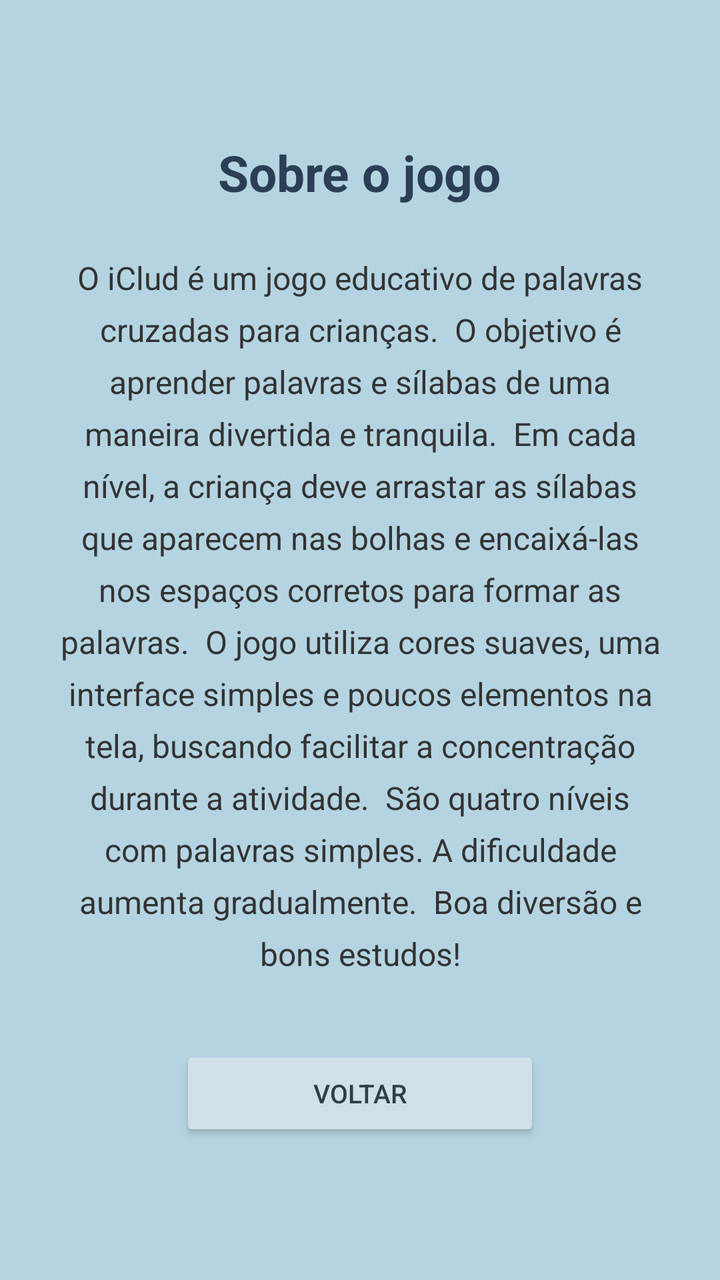
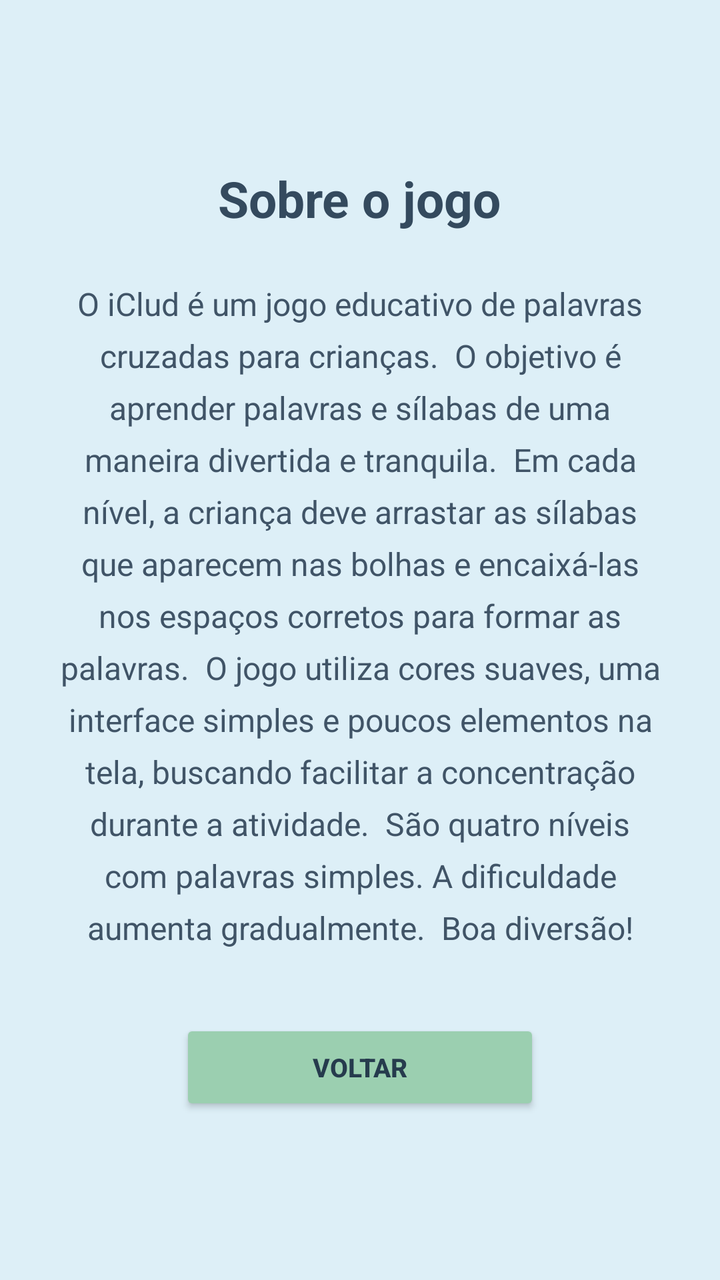

The first picture is an Android layout as it rendered before a commit; the second is the same layout after the commit. The layout source and the unified diff follow.
<!-- AndroidManifest.xml: application theme Theme.AppCompat.Light.NoActionBar -->
<!-- res/layout/tela_sobre.xml -->
<?xml version="1.0" encoding="utf-8"?>
<LinearLayout
    xmlns:android="http://schemas.android.com/apk/res/android"
    android:layout_width="match_parent"
    android:layout_height="match_parent"
    android:background="#B5D4E2"
    android:gravity="center"
    android:orientation="vertical"
    android:padding="30dp">

    <TextView
        android:layout_width="wrap_content"
        android:layout_height="wrap_content"
        android:layout_marginBottom="25dp"
        android:text="Sobre o jogo"
        android:textColor="#2A3F55"
        android:textSize="25sp"
        android:textStyle="bold" />

    <TextView
        android:layout_width="match_parent"
        android:layout_height="wrap_content"
        android:layout_marginBottom="35dp"
        android:gravity="center"
        android:lineSpacingExtra="7dp"
        android:text="O iClud é um jogo educativo de palavras cruzadas para crianças.

O objetivo é aprender palavras e sílabas de uma maneira divertida e tranquila.

Em cada nível, a criança deve arrastar as sílabas que aparecem nas bolhas e encaixá-las nos espaços corretos para formar as palavras.

O jogo utiliza cores suaves, uma interface simples e poucos elementos na tela, buscando facilitar a concentração durante a atividade.

São quatro níveis com palavras simples. A dificuldade aumenta gradualmente.

Boa diversão e bons estudos!"
        android:textColor="#333333"
        android:textSize="16sp" />

    <Button
        android:id="@+id/btnVoltar"
        android:layout_width="180dp"
        android:layout_height="wrap_content"
        android:backgroundTint="#D1E0E8"
        android:text="VOLTAR"
        android:textColor="#2F3E46"
        android:textSize="13sp" />

</LinearLayout>
<!-- resources referenced by this layout -->
<resources>

</resources>

<!-- the commit's change to res/layout/tela_sobre.xml (unified diff, before → after) -->
@@ -3,7 +3,7 @@
     xmlns:android="http://schemas.android.com/apk/res/android"
     android:layout_width="match_parent"
     android:layout_height="match_parent"
-    android:background="#B5D4E2"
+    android:background="@color/fundo_principal"
     android:gravity="center"
     android:orientation="vertical"
     android:padding="30dp">
@@ -13,7 +13,7 @@
         android:layout_height="wrap_content"
         android:layout_marginBottom="25dp"
         android:text="Sobre o jogo"
-        android:textColor="#2A3F55"
+        android:textColor="@color/titulo"
         android:textSize="25sp"
         android:textStyle="bold" />
 
@@ -33,17 +33,18 @@ O jogo utiliza cores suaves, uma interface simples e poucos elementos na tela, b
 
 São quatro níveis com palavras simples. A dificuldade aumenta gradualmente.
 
-Boa diversão e bons estudos!"
-        android:textColor="#333333"
+Boa diversão!"
+        android:textColor="@color/texto"
         android:textSize="16sp" />
 
     <Button
         android:id="@+id/btnVoltar"
         android:layout_width="180dp"
         android:layout_height="wrap_content"
-        android:backgroundTint="#D1E0E8"
+        android:backgroundTint="@color/botao_verde"
         android:text="VOLTAR"
-        android:textColor="#2F3E46"
-        android:textSize="13sp" />
+        android:textColor="@color/texto_botao"
+        android:textSize="13sp"
+        android:textStyle="bold" />
 
 </LinearLayout>
<!-- resource entries referenced after the edit -->
@@ -1,5 +1,9 @@
 <!-- resources referenced by this layout -->
 <resources>
-
+  <color name="botao_verde">#9BCFB0</color>
+  <color name="fundo_principal">#DDEFF7</color>
+  <color name="texto">#405467</color>
+  <color name="texto_botao">#263B4D</color>
+  <color name="titulo">#344A5E</color>
 </resources>
 
